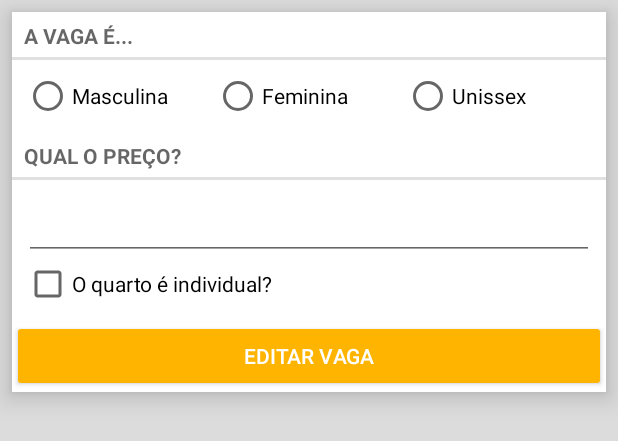
After one commit to Dionen/TaEmCasa, an Android app: the layout activity_editar_vaga.xml on its own in the app's theme, with its tools: preview values and no code run, on a phone screen of 412 x 824 dp. The commit adds this screen. Shown: the top 441 px of the screen. Run offline under Robolectric (Android 15) with nearby library versions, the phone set to English and light mode, and no system bars.

Commit message:
Termina edicao de vagas

```diff
--- a/app/src/main/AndroidManifest.xml
+++ b/app/src/main/AndroidManifest.xml
@@ -72,6 +72,11 @@
             android:label="Nova Vaga"
             android:screenOrientation="portrait" />
 
+        <activity
+            android:name=".MinhasVagas.EditarVaga"
+            android:label="Editar Vaga"
+            android:screenOrientation="portrait" />
+
     </application>
 
 </manifest>
--- a/app/src/main/java/com/usp/icmc/taemcasa/MinhasVagas/AdicionarVaga.java
+++ b/app/src/main/java/com/usp/icmc/taemcasa/MinhasVagas/AdicionarVaga.java
@@ -67,7 +67,7 @@ public class AdicionarVaga extends AppCompatActivity {
         progress.setCancelable(false);
         progress.show();
 
-        // Tipo da vag
+        // Tipo da vaga
         if (masculina.isChecked()){
             tipoString = "0";
         } else if (feminina.isChecked()){
@@ -111,7 +111,7 @@ public class AdicionarVaga extends AppCompatActivity {
     private boolean checa_dados(View v){
         EditText preco;
 
-        RadioGroup tipoGroup = (RadioGroup) findViewById(R.id.tipo);
+        RadioGroup tipoGroup = (RadioGroup) findViewById(R.id.tipoEdicao);
         preco = (EditText) findViewById(R.id.precoVaga);
         Context context = v.getContext();
 
--- a/app/src/main/java/com/usp/icmc/taemcasa/Perfil/VagaResponse/VagaRequest_DELETE.java
+++ b/app/src/main/java/com/usp/icmc/taemcasa/Perfil/VagaResponse/VagaRequest_DELETE.java
@@ -21,7 +21,6 @@ public class VagaRequest_DELETE extends StringRequest {
     public VagaRequest_DELETE(int id, Response.Listener<String> listener){
         super(Method.POST, DELETE_REQUEST_URL, listener, null);
         params = new HashMap<>();
-//        GAMBIAAAAAAAAAAAAAARRRA
         params.put("id", new Integer(id).toString());
     }
 
--- a/app/src/main/res/layout/activity_adicionar_moradia.xml
+++ b/app/src/main/res/layout/activity_adicionar_moradia.xml
@@ -210,7 +210,7 @@
                 android:id="@+id/perfil"
                 android:layout_width="match_parent"
                 android:layout_height="match_parent"
-                android:nextFocusDown="@+id/tipo"
+                android:nextFocusDown="@+id/tipoEdicao"
                 android:orientation="horizontal"
                 android:padding="8dp"
                 android:visibility="visible">
@@ -240,7 +240,7 @@
                 android:visibility="visible" />
 
             <RadioGroup
-                android:id="@+id/tipo"
+                android:id="@+id/tipoEdicao"
                 android:layout_width="match_parent"
                 android:layout_height="match_parent"
                 android:nextFocusDown="@+id/nMoradores"
--- a/app/src/main/res/layout/activity_adicionar_vaga.xml
+++ b/app/src/main/res/layout/activity_adicionar_vaga.xml
@@ -34,7 +34,7 @@
                 android:visibility="visible" />
 
             <RadioGroup
-                android:id="@+id/tipo"
+                android:id="@+id/tipoEdicao"
                 android:layout_width="match_parent"
                 android:layout_height="match_parent"
                 android:nextFocusDown="@+id/nMoradores"
--- /dev/null
+++ b/app/src/main/res/layout/activity_editar_vaga.xml
@@ -0,0 +1,112 @@
+<?xml version="1.0" encoding="utf-8"?>
+<RelativeLayout xmlns:android="http://schemas.android.com/apk/res/android"
+xmlns:app="http://schemas.android.com/apk/res-auto"
+xmlns:tools="http://schemas.android.com/tools"
+android:layout_width="match_parent"
+android:layout_height="match_parent"
+tools:context="com.usp.icmc.taemcasa.MinhasVagas.EditarVaga">
+
+<ScrollView
+    android:id="@+id/scroll"
+    android:layout_width="match_parent"
+    android:layout_height="match_parent"
+    android:layout_alignParentLeft="true"
+    android:layout_alignParentStart="true"
+    android:layout_alignParentTop="true"
+    android:background="?attr/colorControlHighlight">
+
+    <LinearLayout
+        android:id="@+id/dados"
+        android:layout_width="match_parent"
+        android:layout_height="wrap_content"
+        android:layout_margin="8dp"
+        android:background="#fff"
+        android:elevation="10dp"
+        android:focusableInTouchMode="true"
+        android:orientation="vertical">
+
+        <TextView
+            android:id="@+id/tipoTitulo"
+            style="?android:attr/listSeparatorTextViewStyle"
+            android:layout_width="match_parent"
+            android:layout_height="wrap_content"
+            android:text="A VAGA É..."
+            android:visibility="visible" />
+
+        <RadioGroup
+            android:id="@+id/tipoEdicao"
+            android:layout_width="match_parent"
+            android:layout_height="match_parent"
+            android:nextFocusDown="@+id/nMoradores"
+            android:orientation="horizontal"
+            android:padding="8dp"
+            android:visibility="visible">
+
+            <RadioButton
+                android:id="@+id/masculinaEdicao"
+                android:layout_width="0dp"
+                android:layout_height="wrap_content"
+                android:layout_weight="0.5"
+                android:text="@string/masculina" />
+
+            <RadioButton
+                android:id="@+id/femininaEdicao"
+                android:layout_width="0dp"
+                android:layout_height="wrap_content"
+                android:layout_weight="0.5"
+                android:text="@string/feminina" />
+
+            <RadioButton
+                android:id="@+id/mistaEdicao"
+                android:layout_width="0dp"
+                android:layout_height="wrap_content"
+                android:layout_weight="0.5"
+                android:checked="false"
+                android:text="@string/unissex" />
+        </RadioGroup>
+
+        <TextView
+            android:id="@+id/dadosMoradoresTitulo"
+            style="?android:attr/listSeparatorTextViewStyle"
+            android:layout_width="match_parent"
+            android:layout_height="wrap_content"
+            android:text="Qual o preço?"
+            android:visibility="visible" />
+
+        <LinearLayout
+            android:id="@+id/dadosMoradores"
+            android:layout_width="match_parent"
+            android:layout_height="match_parent"
+            android:orientation="vertical"
+            android:padding="8dp"
+            android:visibility="visible">
+
+            <EditText
+                android:id="@+id/precoVagaEdicao"
+                android:layout_width="match_parent"
+                android:layout_height="wrap_content"
+                android:ems="10"
+                android:inputType="numberDecimal"
+                android:nextFocusDown="@+id/aceitamAnimais" />
+
+            <CheckBox
+                android:id="@+id/compartilhadoEdicao"
+                android:layout_width="match_parent"
+                android:layout_height="wrap_content"
+                android:nextFocusDown="@+id/telefone"
+                android:text="O quarto é individual?" />
+        </LinearLayout>
+
+        <Button
+            android:id="@+id/editarVaga"
+            style="@style/Widget.AppCompat.Button.Colored"
+            android:layout_width="match_parent"
+            android:layout_height="wrap_content"
+            android:text="editar vaga"
+            android:visibility="visible" />
+
+    </LinearLayout>
+</ScrollView>
+
+
+</RelativeLayout>
--- a/app/src/main/res/values/strings.xml
+++ b/app/src/main/res/values/strings.xml
@@ -73,4 +73,8 @@
     <string name="pick_image_intent_text">Pick Image Text</string>
     <string name="nova_vaga">Nova vaga em %1$s</string>
 
+
+    <!--Edição de Moradia-->
+    <string name="editar_vaga">Editando vaga em %1$s</string>
+
 </resources>
```
Also changed, not shown: app/src/main/java/com/usp/icmc/taemcasa/MinhasVagas/AdicionarMoradia.java (+8 -3 lines), app/src/main/java/com/usp/icmc/taemcasa/MinhasVagas/EditarVaga.java (added, +167 -0 lines), app/src/main/java/com/usp/icmc/taemcasa/MinhasVagas/MinhasVagasActivity.java (+52 -4 lines), app/src/main/java/com/usp/icmc/taemcasa/MinhasVagas/MoradiaResponse/MoradiaRequest_DELETE.java (added, +29 -0 lines), app/src/main/java/com/usp/icmc/taemcasa/MinhasVagas/MoradiaResponse/MoradiaRequest_GET.java (added, +30 -0 lines), app/src/main/java/com/usp/icmc/taemcasa/MinhasVagas/MoradiaResponse/MoradiasRequest_DELETE.java (deleted, +0 -29 lines), app/src/main/java/com/usp/icmc/taemcasa/MinhasVagas/MoradiaResponse/MoradiasRequest_GET.java (deleted, +0 -30 lines), app/src/main/java/com/usp/icmc/taemcasa/Perfil/VagaResponse/VagaRequest_EDIT.java (added, +33 -0 lines), app/src/main/res/layout/search_template_2.xml (+11 -2 lines), app/src/main/res/layout/search_template_2_item.xml (+16 -4 lines).
